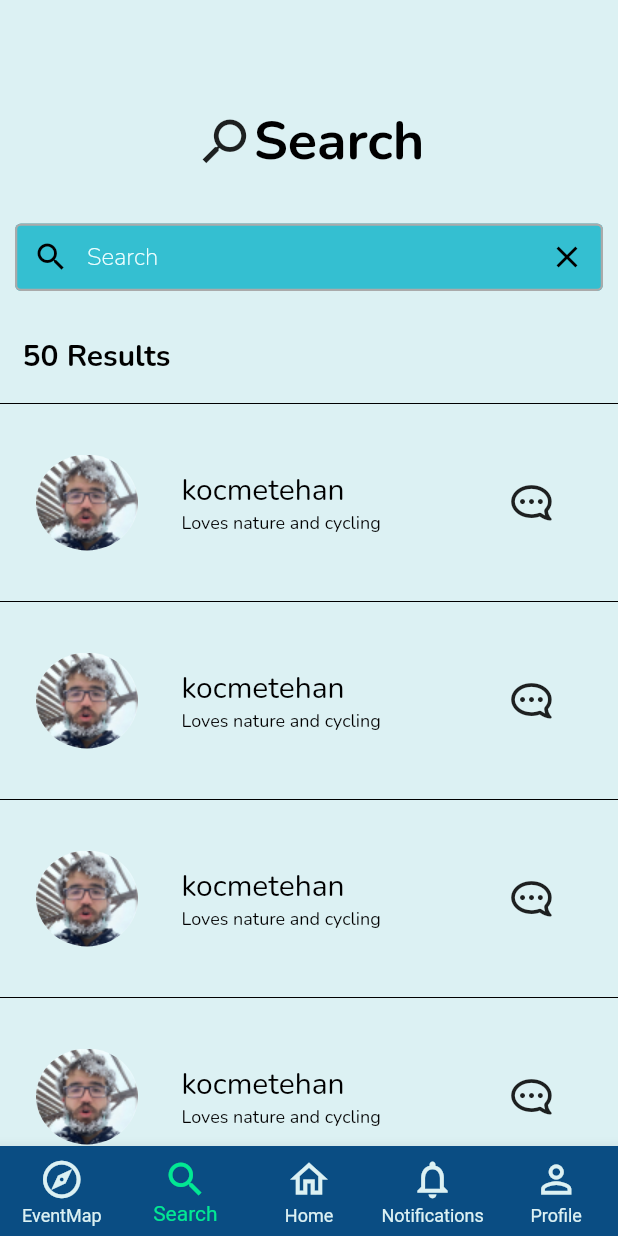
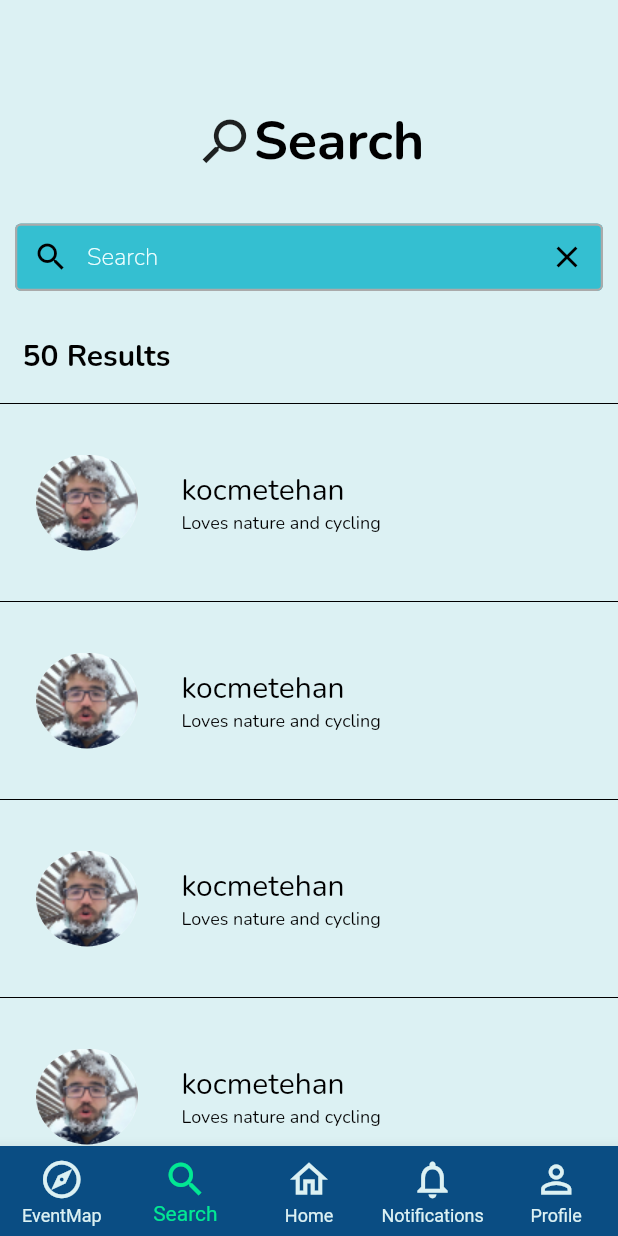
Before and after one commit to DatAmstrongest/BikeMate, a Flutter app: the Search screen opened by its route, on a phone screen of 412 x 824 dp. Run offline on Flutter 3.47's test engine with Material 2 defaults, Android fonts, the light colour scheme and no system bars; our stand-ins replace flutter_image_slideshow, flutter_rating_bar, flutter_svg, flutter_svg_provider, font_awesome_flutter, geolocator and 5 more; missing offline and left inert: custom_marker, face_pile, flutter_polyline_points; accounts and stored records are empty.

Commit message:
App is finished

```diff
--- a/lib/components/search_data.dart
+++ b/lib/components/search_data.dart
@@ -51,14 +51,6 @@ class SearchData extends StatelessWidget {
               SizedBox(
                 width: 60,
               ),
-              Transform(
-                alignment: Alignment.topRight,
-                transform: Matrix4.rotationY(math.pi),
-                child: FaIcon(
-                  FontAwesomeIcons.commentDots,
-                  size: 27,
-                ),
-              ),
             ],
           ),
         )
```
